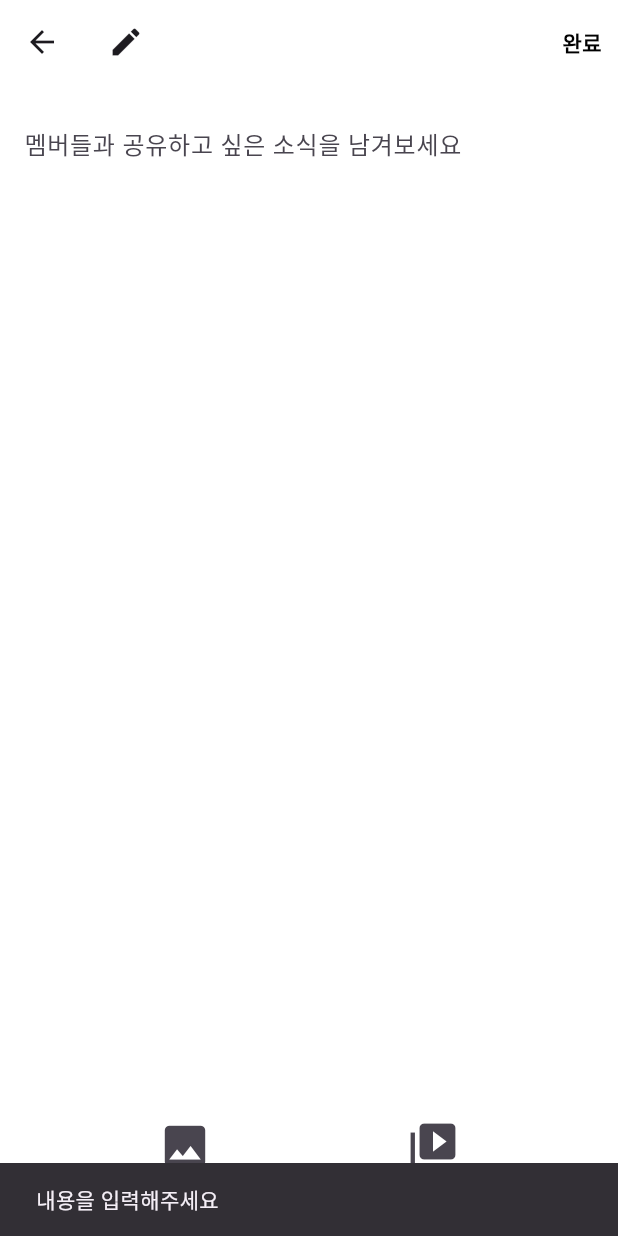
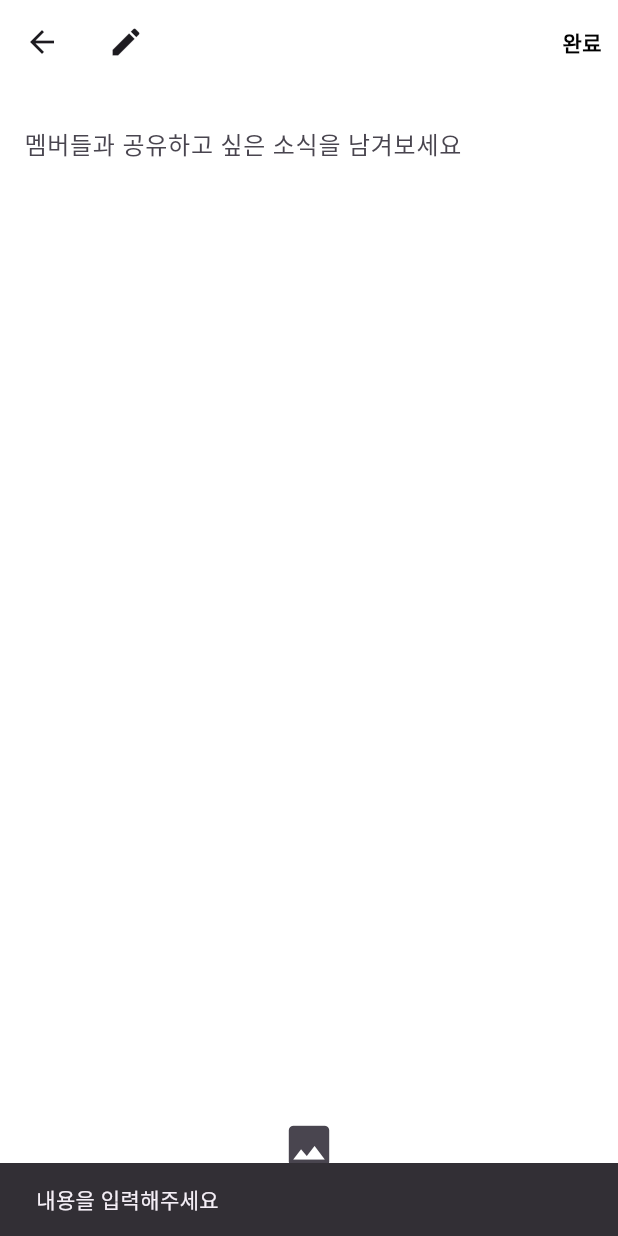
Before and after one commit to mean12345/cap2, a Flutter app: the CreatePostPage screen opened directly with empty values, after a tap on "완료", on a phone screen of 412 x 824 dp. Run offline on Flutter 3.47's test engine with Material 3 defaults, Android fonts, the phone set to English and light mode, and no system bars; our stand-ins replace device_info_plus, dio, flutter_dotenv, geolocator, image_picker, permission_handler and 3 more; missing offline and left inert: flutter_naver_map, kpostal.

Commit message:
수정
수정

```diff
--- a/lib/board/create_post_page.dart
+++ b/lib/board/create_post_page.dart
@@ -6,7 +6,6 @@ import 'dart:io';
 import 'dart:typed_data';
 import 'package:flutter/foundation.dart' show kIsWeb;
 import 'package:flutter_dotenv/flutter_dotenv.dart';
-import 'package:video_player/video_player.dart'; // video_player 패키지 추가
 
 class CreatePostPage extends StatefulWidget {
   final String username;
@@ -20,8 +19,6 @@ class CreatePostPage extends StatefulWidget {
 class _CreatePostPageState extends State<CreatePostPage> {
   final TextEditingController _contentController = TextEditingController();
   File? _image;
-  File? _video;
-  VideoPlayerController? _videoController; // 비디오 컨트롤러 추가
   final ImagePicker _picker = ImagePicker();
   bool _isUploading = false;
   final TextEditingController _controller = TextEditingController();
@@ -53,24 +50,6 @@ class _CreatePostPageState extends State<CreatePostPage> {
     }
   }
 
-  // 비디오 선택 처리
-  Future<void> _pickVideo() async {
-    try {
-      final XFile? video = await _picker.pickVideo(source: ImageSource.gallery);
-      if (video != null) {
-        setState(() {
-          _video = File(video.path); // 비디오 파일을 선택
-          _videoController = VideoPlayerController.file(_video!)
-            ..initialize().then((_) {
-              setState(() {});
-            });
-        });
-      }
-    } catch (e) {
-      print('Error picking video: $e');
-    }
-  }
-
   // 게시글 작성 처리
   Future<void> _createPost() async {
     if (_contentController.text.isEmpty) {
@@ -86,11 +65,9 @@ class _CreatePostPageState extends State<CreatePostPage> {
 
     try {
       String? imageUrl;
-      String? videoUrl; // 비디오 URL 변수 추가
       final String baseUrl = dotenv.get('BASE_URL');
 
       // 이미지 업로드
-      // 백엔드 필드 이름에 맞게 수정
       if (_image != null || _webImage != null) {
         var request = http.MultipartRequest(
           'POST',
@@ -100,7 +77,7 @@ class _CreatePostPageState extends State<CreatePostPage> {
         if (kIsWeb) {
           request.files.add(
             http.MultipartFile.fromBytes(
-              'image', // 백엔드 필드 이름 확인
+              'image',
               _webImage!,
               filename: 'image.jpg',
             ),
@@ -109,7 +86,7 @@ class _CreatePostPageState extends State<CreatePostPage> {
           var imageStream = http.ByteStream(_image!.openRead());
           var length = await _image!.length();
           var multipartFile = http.MultipartFile(
-            'image', // 백엔드 필드 이름 확인
+            'image',
             imageStream,
             length,
             filename: 'image.jpg',
@@ -125,34 +102,6 @@ class _CreatePostPageState extends State<CreatePostPage> {
         }
       }
 
-// 비디오 업로드
-      if (_video != null) {
-        var videoRequest = http.MultipartRequest(
-          'POST',
-          Uri.parse('$baseUrl/posts/uploadVideo'),
-        );
-
-        var videoStream = http.ByteStream(_video!.openRead());
-        var videoLength = await _video!.length();
-        var multipartVideo = http.MultipartFile(
-          'video', // 백엔드 필드 이름 확인
-          videoStream,
-          videoLength,
-          filename: 'video.mp4',
-        );
-        videoRequest.files.add(multipartVideo);
-
-        var videoStreamedResponse = await videoRequest.send();
-        var videoResponse =
-            await http.Response.fromStream(videoStreamedResponse);
-
-        if (videoResponse.statusCode == 200) {
-          videoUrl = json.decode(videoResponse.body)['url'];
-        } else {
-          throw Exception('비디오 업로드 실패');
-        }
-      }
-
       // 게시글 작성
       final response = await http.post(
         Uri.parse('$baseUrl/posts'),
@@ -161,7 +110,6 @@ class _CreatePostPageState extends State<CreatePostPage> {
           'username': widget.username,
           'content': _contentController.text,
           'image_url': imageUrl,
-          'video_url': videoUrl, // 비디오 URL 추가
         }),
       );
 
@@ -191,7 +139,7 @@ class _CreatePostPageState extends State<CreatePostPage> {
   @override
   Widget build(BuildContext context) {
     return Scaffold(
-      backgroundColor: Colors.white, // 배경색을 흰색으로 설정
+      backgroundColor: Colors.white,
       resizeToAvoidBottomInset: false,
       appBar: AppBar(
         scrolledUnderElevation: 0,
@@ -209,27 +157,23 @@ class _CreatePostPageState extends State<CreatePostPage> {
               '완료',
               style: TextStyle(
                 color: _isUploading
-                    ? Color.fromARGB(255, 128, 128, 128) // 비활성화 시 회색
-                    : Color.fromARGB(255, 0, 0, 0), // 활성화 시 검정색
+                    ? Color.fromARGB(255, 128, 128, 128)
+                    : Color.fromARGB(255, 0, 0, 0),
                 fontWeight: FontWeight.bold,
               ),
             ),
-            onPressed: _isUploading ? null : _createPost, // 업로드 중이면 클릭 불가
+            onPressed: _isUploading ? null : _createPost,
           ),
         ],
       ),
       body: Column(
-        // Column으로 변경
         crossAxisAlignment: CrossAxisAlignment.start,
         children: [
           Expanded(
-            // 글쓰기 영역을 확장하여 공간을 차지하게 함
             child: SingleChildScrollView(
-              // 스크롤 가능하도록 변경
               child: Column(
                 crossAxisAlignment: CrossAxisAlignment.start,
                 children: [
-                  // 입력 필드 영역
                   Container(
                     padding: const EdgeInsets.all(16.0),
                     child: TextField(
@@ -241,60 +185,33 @@ class _CreatePostPageState extends State<CreatePostPage> {
                       maxLines: null,
                     ),
                   ),
-                  // 동영상 미리보기 영역
-                  if (_video != null)
-                    Container(
-                      padding: const EdgeInsets.symmetric(
-                          horizontal: 16.0, vertical: 8.0),
-                      child: Container(
-                        width: 80, // 비디오 미리보기의 너비를 작게 설정
-                        height: 80, // 비디오 미리보기의 높이를 작게 설정
-                        child: _videoController != null &&
-                                _videoController!.value.isInitialized
-                            ? AspectRatio(
-                                aspectRatio: 1 / 1, // 1:1 비율로 설정
-                                child: FittedBox(
-                                  fit: BoxFit.cover, // 비디오가 잘리지 않도록 설정
-                                  child: VideoPlayer(_videoController!),
-                                ),
-                              )
-                            : const Center(
-                                child: CircularProgressIndicator(),
-                              ),
-                      ),
-                    ),
-                  // 이미지 미리보기 영역
                   if (_image != null)
                     Container(
-                      padding: const EdgeInsets.symmetric(
-                          horizontal: 16.0, vertical: 8.0),
+                      padding: const EdgeInsets.symmetric(horizontal: 16.0, vertical: 8.0),
                       child: Stack(
-                        alignment: Alignment.topRight, // X 버튼 위치 조정
+                        alignment: Alignment.topRight,
                         children: [
                           SingleChildScrollView(
-                            // 스크롤 가능하도록 추가
                             child: Container(
                               width: double.infinity,
                               child: Image.file(
                                 File(_image!.path),
-                                fit: BoxFit.contain, // 이미지 비율 유지
+                                fit: BoxFit.contain,
                               ),
                             ),
                           ),
-                          // 회색 사각형과 X 버튼 추가
                           Container(
-                            padding: const EdgeInsets.all(4.0), // 여백 추가
+                            padding: const EdgeInsets.all(4.0),
                             decoration: BoxDecoration(
-                              color: const Color.fromARGB(255, 39, 39, 39)
-                                  .withOpacity(0.5), // 회색 배경
-                              shape: BoxShape.rectangle, // 원형으로 설정
+                              color: const Color.fromARGB(255, 39, 39, 39).withOpacity(0.5),
+                              shape: BoxShape.rectangle,
                             ),
                             child: IconButton(
                               icon: const Icon(Icons.close, color: Colors.red),
-                              iconSize: 40.0, // X 버튼
+                              iconSize: 40.0,
                               onPressed: () {
                                 setState(() {
-                                  _image = null; // 이미지 삭제
+                                  _image = null;
                                 });
                               },
                             ),
@@ -302,63 +219,25 @@ class _CreatePostPageState extends State<CreatePostPage> {
                         ],
                       ),
                     ),
-                  const SizedBox(height: 20), // 여백 추가
+                  const SizedBox(height: 20),
                 ],
               ),
             ),
           ),
-          // 사진 및 동영상 아이콘 영역
           Container(
             height: 80.0,
             padding: const EdgeInsets.all(8.0),
             child: Row(
-              mainAxisAlignment: MainAxisAlignment.spaceEvenly,
+              mainAxisAlignment: MainAxisAlignment.center,
               children: [
-                // 이미지 영역
-                SizedBox(
-                  width: 100, // 각 영역의 너비를 고정
-                  child: Row(
-                    mainAxisAlignment: MainAxisAlignment.center,
-                    children: [
-                      IconButton(
-                        icon: const Icon(Icons.image, size: 36.0),
-                        onPressed: _image == null && _video == null
-                            ? _pickImage
-                            : null, // 이미지가 없고 비디오도 없을 때만 이미지 선택 가능
-                      ),
-                    ],
-                  ),
-                ),
-                // 비디오 영역
-                SizedBox(
-                  width: 100, // 각 영역의 너비를 고정
-                  child: Row(
-                    mainAxisAlignment: MainAxisAlignment.center,
-                    children: [
-                      IconButton(
-                        icon: const Icon(Icons.video_collection, size: 36.0),
-                        onPressed: _video == null && _image == null
-                            ? _pickVideo
-                            : null, // 비디오가 없고 이미지도 없을 때만 비디오 선택 가능
-                      ),
-                      if (_video != null)
-                        IconButton(
-                          icon: const Icon(Icons.delete,
-                              size: 24.0, color: Colors.red),
-                          onPressed: () {
-                            setState(() {
-                              _video = null;
-                              _videoController?.dispose();
-                            });
-                          },
-                        ),
-                    ],
-                  ),
+                IconButton(
+                  icon: const Icon(Icons.image, size: 36.0),
+                  onPressed: _image == null ? _pickImage : null,
                 ),
               ],
             ),
           ),
-          const SizedBox(height: 20), // 여백 추가
+          const SizedBox(height: 20),
         ],
       ),
     );
@@ -367,7 +246,6 @@ class _CreatePostPageState extends State<CreatePostPage> {
   @override
   void dispose() {
     _contentController.dispose();
-    _videoController?.dispose(); // 비디오 컨트롤러 정리
     super.dispose();
   }
 }
```
